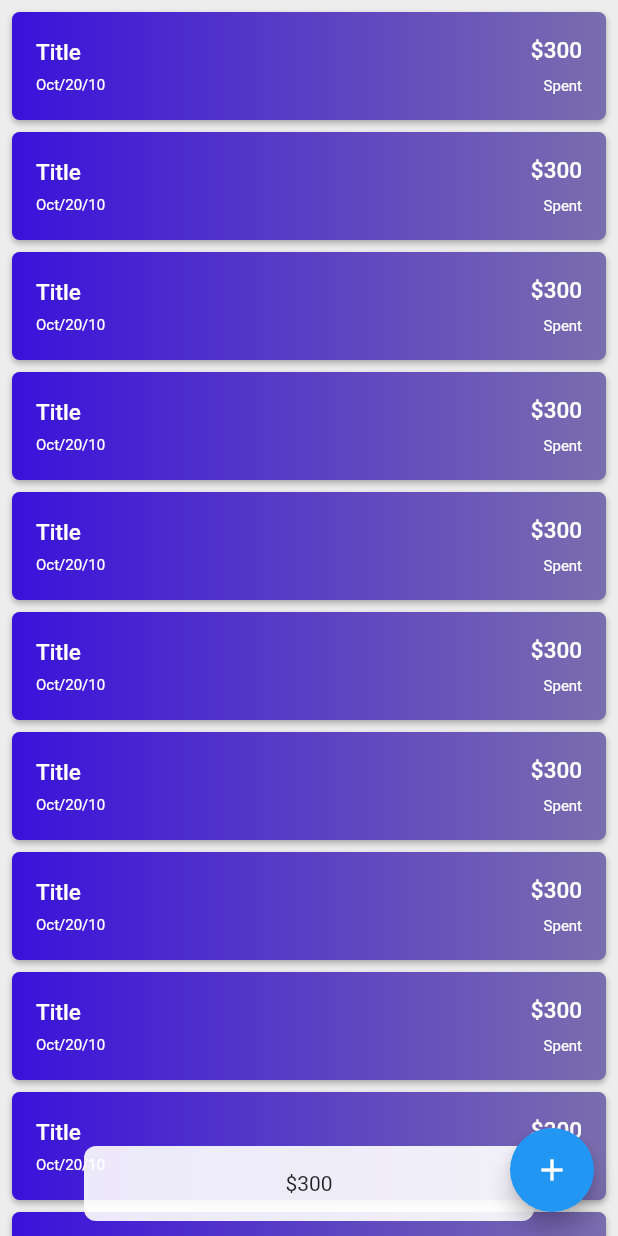
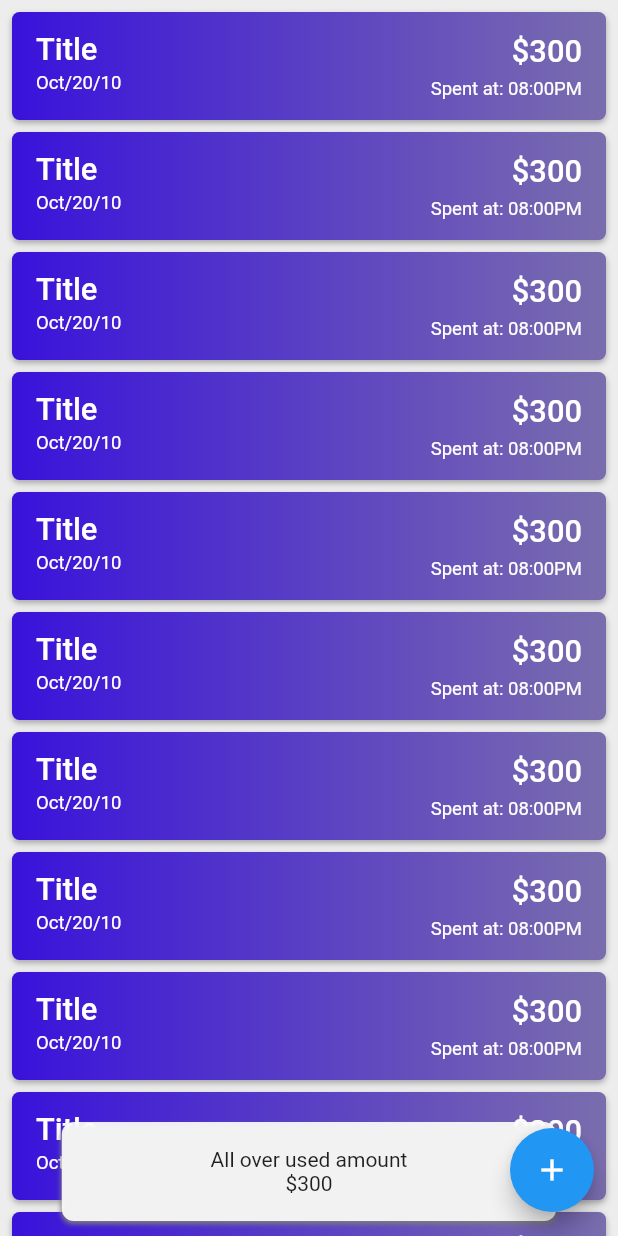
Before and after one commit to hammad143/money_manage, a Flutter app: the screen it shows after launch, on a phone screen of 412 x 824 dp. Run offline on Flutter 3.47's test engine with Material 2 defaults, Android fonts, the phone set to English and light mode, and no system bars; our stand-ins replace hive, hive_flutter; accounts and stored records are empty.

Commit message:
recently commited

```diff
--- a/lib/util/constants/style.dart
+++ b/lib/util/constants/style.dart
@@ -1,6 +1,17 @@
 import 'package:flutter/cupertino.dart';
+import 'package:flutter/material.dart';
+import 'package:money_management/view/responsive_setup_view.dart';
 
 class Style {
+  static final textStyle1 = TextStyle(
+    color: Colors.white,
+    fontSize: Responsive.textScaleFactor * 5,
+    fontWeight: FontWeight.w500,
+  );
+  static final textStyle2 = TextStyle(
+    color: Colors.white,
+    fontSize: Responsive.textScaleFactor * 3,
+  );
   static const linearGradient = LinearGradient(colors: [
     const Color(0xff3912db),
     const Color(0xff7a6dad),
--- a/lib/view/tasks_view/tasks.dart
+++ b/lib/view/tasks_view/tasks.dart
@@ -1,18 +1,19 @@
 import 'package:flutter/material.dart';
 import 'package:money_management/util/constants/constants.dart';
 import 'package:money_management/util/constants/style.dart';
-import 'package:money_management/view/add_task_view/add_task_view.dart';
+import 'package:money_management/view/responsive_setup_view.dart';
 
 class TaskView extends StatelessWidget {
   final _scrollController = ScrollController();
 
   _navigateToAddTask(BuildContext ctx) {
-    Navigator.push(
+    Navigator.pop(ctx);
+    /*Navigator.push(
       ctx,
       MaterialPageRoute(builder: (_) {
         return AddTaskView();
       }),
-    );
+    );*/
   }
 
   Widget _buildDismissible() {
@@ -50,6 +51,7 @@ class TaskView extends StatelessWidget {
 
   @override
   Widget build(BuildContext context) {
+    Responsive.init(context);
     return Scaffold(
       backgroundColor: const Color(0xffededed),
       floatingActionButton: FloatingActionButton(
@@ -62,7 +64,7 @@ class TaskView extends StatelessWidget {
             Scrollbar(
               //controller: _scrollController,
               child: ListView.builder(
-                itemCount: 100,
+                itemCount: 20,
                 itemBuilder: (_, index) {
                   return _buildDismissible();
                 },
@@ -90,10 +92,17 @@ class RemainingAmountContainer extends StatelessWidget {
   Widget build(BuildContext context) {
     return Container(
       alignment: Alignment.center,
-      height: 50,
-      width: 300,
+      height: Responsive.deviceBlockHeight * 8,
+      width: Responsive.deviceBlockWidth * 80,
       decoration: BoxDecoration(
         color: Colors.white.withOpacity(.9),
+        boxShadow: [
+          const BoxShadow(
+            blurRadius: 2,
+            color: Color(0xff7d7d7d),
+            offset: Offset(0, 2),
+          ),
+        ],
         borderRadius: BorderRadius.only(
           topLeft: Radius.circular(kDefaultValue / 2.5),
           topRight: Radius.circular(kDefaultValue / 2.5),
@@ -101,7 +110,10 @@ class RemainingAmountContainer extends StatelessWidget {
           bottomRight: Radius.circular(kDefaultValue / 2.5),
         ),
       ),
-      child: const Text("\$300"),
+      child: const Text(
+        "All over used amount\n\$300",
+        textAlign: TextAlign.center,
+      ),
     );
   }
 }
@@ -123,14 +135,14 @@ class DismissibleCustomContainer extends StatelessWidget {
 
   ListTile _buildListTile(TextTheme textTheme) {
     return ListTile(
-      title: Text("Title", style: textTheme.headline6),
-      subtitle: Text("Oct/20/10", style: textTheme.subtitle1),
+      title: Text("Title", style: Style.textStyle1),
+      subtitle: Text("Oct/20/10", style: Style.textStyle2),
       trailing: Column(
         crossAxisAlignment: CrossAxisAlignment.end,
         mainAxisAlignment: MainAxisAlignment.spaceEvenly,
         children: [
-          Text("\$300", style: textTheme.headline6),
-          Text("Spent", style: textTheme.subtitle1),
+          Text("\$300", style: Style.textStyle1),
+          Text("Spent at: 08:00PM", style: Style.textStyle2),
         ],
       ),
     );
```
Also changed, not shown: lib/view/add_task_view/add_task_view.dart (+2 -13 lines).
